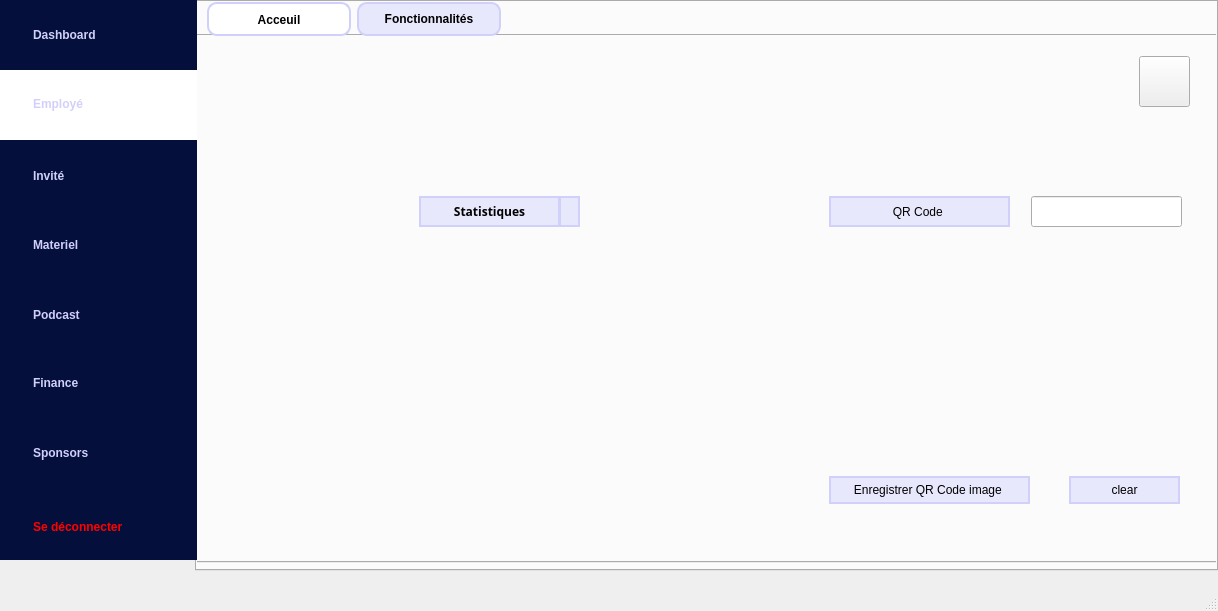
First picture: the form in mainwindow.ui, repository esprit2A4Projet/2a4-smart-tv-channel, before the edit.
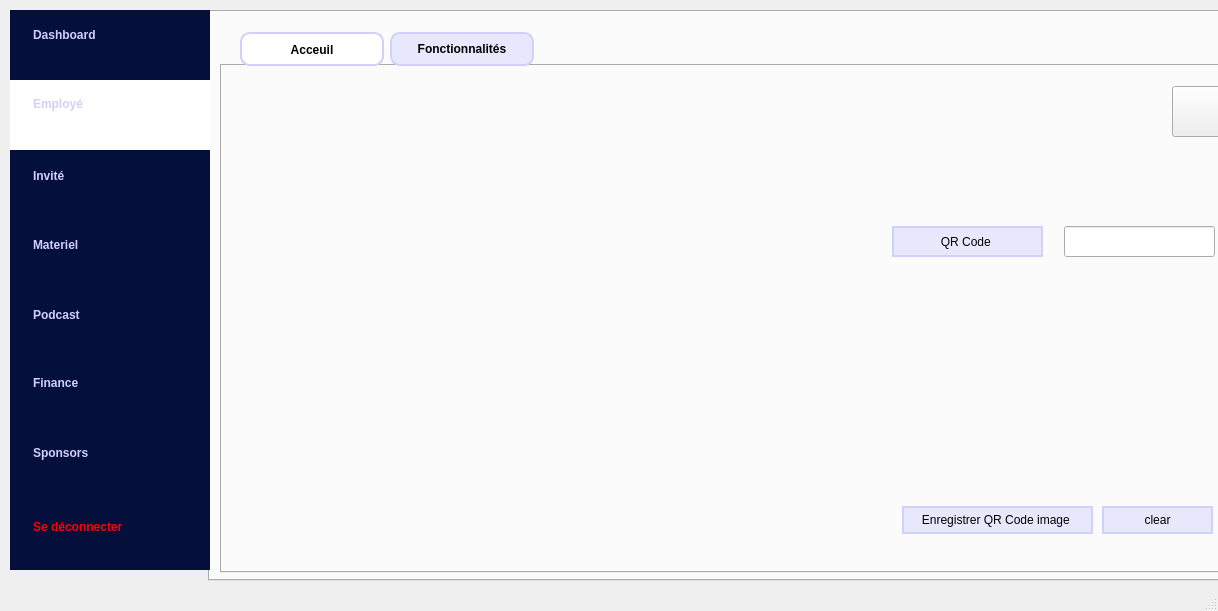
Second picture: the form after the edit. The open tabs and pages were chosen to show the change. Icons and pictures are not drawn.

```diff
--- a/mainwindow.ui
+++ b/mainwindow.ui
@@ -45,8 +45,8 @@
    <widget class="QTabWidget" name="tabWidget">
     <property name="geometry">
      <rect>
-      <x>-3</x>
-      <y>0</y>
+      <x>10</x>
+      <y>10</y>
       <width>1221</width>
       <height>571</height>
      </rect>
@@ -104,10 +104,10 @@
      <widget class="QTabWidget" name="tabWidget_10">
       <property name="geometry">
        <rect>
-        <x>-10</x>
-        <y>0</y>
-        <width>1101</width>
-        <height>561</height>
+        <x>10</x>
+        <y>20</y>
+        <width>1081</width>
+        <height>541</height>
        </rect>
       </property>
       <property name="font">
@@ -1016,121 +1016,23 @@
          <string/>
         </property>
        </widget>
-       <widget class="QWidget" name="horizontalLayoutWidget">
+       <widget class="QFrame" name="horizontalFrame">
         <property name="geometry">
          <rect>
-          <x>60</x>
-          <y>210</y>
-          <width>481</width>
-          <height>291</height>
+          <x>50</x>
+          <y>170</y>
+          <width>581</width>
+          <height>331</height>
          </rect>
         </property>
         <layout class="QHBoxLayout" name="horizontalFrame"/>
        </widget>
-       <widget class="QPushButton" name="pushButtonDisplaySalaryChart">
-        <property name="geometry">
-         <rect>
-          <x>230</x>
-          <y>160</y>
-          <width>141</width>
-          <height>31</height>
-         </rect>
-        </property>
-        <property name="font">
-         <font>
-          <family>Space Grotesk</family>
-          <weight>75</weight>
-          <bold>true</bold>
-         </font>
-        </property>
-        <property name="styleSheet">
-         <string notr="true">QLabel {
-    font-family: &quot;Space Grotesk&quot;;
-}
-/* Push Button Styling */
-QPushButton {
-    background-color: #E8E8FD; /* Set the background color for the push button */
-    border: 2px solid #D1D0FB; /* Set the border color */
-  /*  border-radius: 10px; Adjust the radius for the rounded corners */
-    color: #000000; /* Set the text color */
-    font-family: &quot;Space Grotesk&quot;;
-
-}
-
-QPushButton:hover
-{
-background : rgb(209, 208, 251);   color: #000000; /* Set the text color */
-}
-
-</string>
-        </property>
-        <property name="text">
-         <string>Statistiques</string>
-        </property>
-       </widget>
-       <widget class="QLabel" name="label_12">
-        <property name="geometry">
-         <rect>
-          <x>160</x>
-          <y>140</y>
-          <width>51</width>
-          <height>61</height>
-         </rect>
-        </property>
-        <property name="text">
-         <string/>
-        </property>
-        <property name="pixmap">
-         <pixmap resource="stat.qrc">:/new/prefix1/stat-removebg-preview (1).png</pixmap>
-        </property>
-       </widget>
-       <widget class="QPushButton" name="pushButtonClearStatistics">
-        <property name="geometry">
-         <rect>
-          <x>370</x>
-          <y>160</y>
-          <width>21</width>
-          <height>31</height>
-         </rect>
-        </property>
-        <property name="font">
-         <font>
-          <family>Space Grotesk</family>
-          <weight>75</weight>
-          <bold>true</bold>
-         </font>
-        </property>
-        <property name="styleSheet">
-         <string notr="true">QLabel {
-    font-family: &quot;Space Grotesk&quot;;
-}
-/* Push Button Styling */
-QPushButton {
-    background-color: #E8E8FD; /* Set the background color for the push button */
-    border: 2px solid #D1D0FB; /* Set the border color */
-/*    border-radius: 10px;  Adjust the radius for the rounded corners */
-    color: #000000; /* Set the text color */
-    font-family: &quot;Space Grotesk&quot;;
-
-}
-
-QPushButton:hover
-{
-background : rgb(209, 208, 251);   color: #000000; /* Set the text color */
-}
-
-</string>
-        </property>
-        <property name="text">
-         <string/>
-        </property>
-       </widget>
        <widget class="QPushButton" name="pushButton">
         <property name="geometry">
          <rect>
-          <x>640</x>
+          <x>670</x>
           <y>160</y>
-          <width>181</width>
+          <width>151</width>
           <height>31</height>
          </rect>
         </property>
@@ -1219,9 +1121,9 @@
        <widget class="QPushButton" name="EnregistrerQRCode">
         <property name="geometry">
          <rect>
-          <x>640</x>
+          <x>680</x>
           <y>440</y>
-          <width>201</width>
+          <width>191</width>
           <height>28</height>
          </rect>
         </property>
```
Left out of the diff: 9 changed lines with no effect on the pictures.
